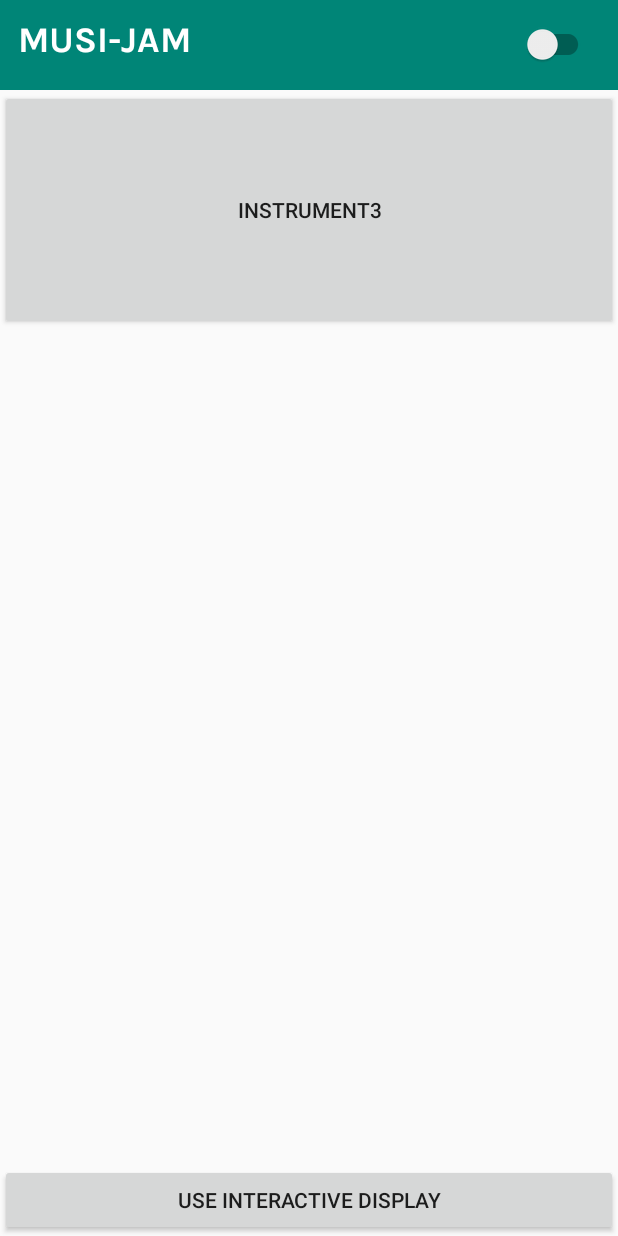
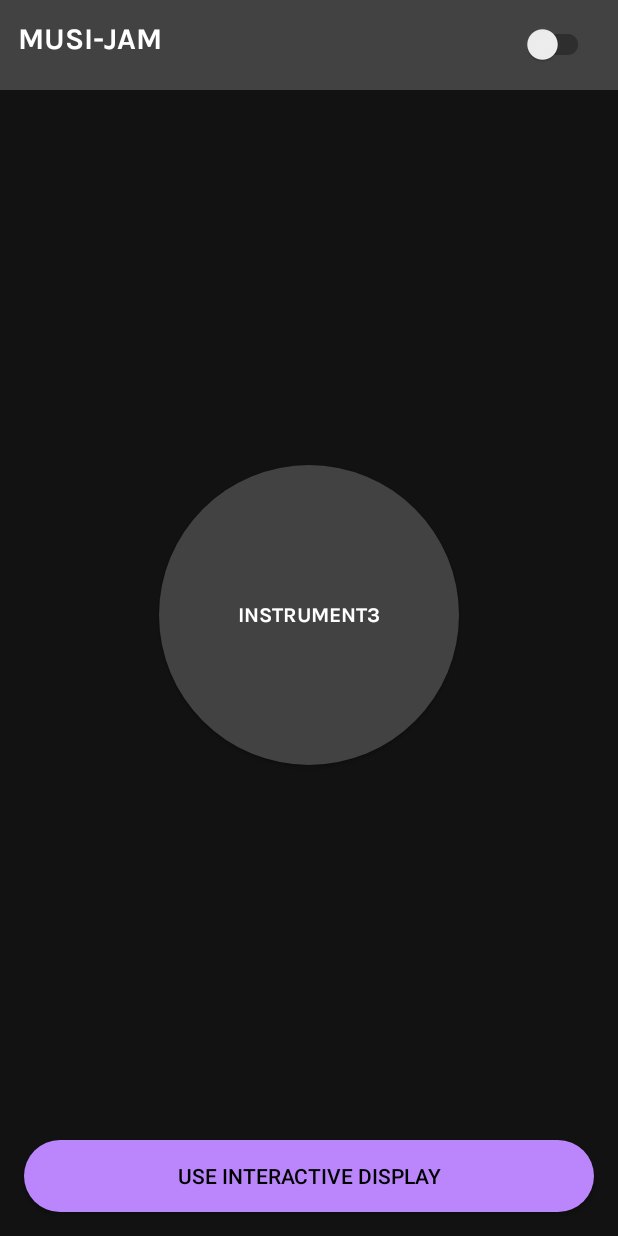
Before and after one commit to abhi99555/GestureSound, an Android app: the MainActivity screen opened directly, with no data from a screen before it, on a phone screen of 412 x 824 dp. Run offline under Robolectric (Android 15) with nearby library versions, the light colour scheme and no system bars; libraries missing offline, so code that uses them is left out: com.jjoe64.graphview, com.polyak.iconswitch; plain views replace IconSwitch; 3 statements that could not run were skipped.

Commit message:
Awesome UI

```diff
--- a/app/build.gradle
+++ b/app/build.gradle
@@ -28,5 +28,6 @@ dependencies {
     androidTestImplementation 'com.android.support.test.espresso:espresso-core:3.0.2'
     implementation 'com.jjoe64:graphview:4.2.2'
     implementation 'com.polyak:icon-switch:1.0.0'
+    implementation 'pl.droidsonroids.gif:android-gif-drawable:1.2.19'
 
 }
--- a/app/src/main/java/com/example/gesturesound/MainActivity.java
+++ b/app/src/main/java/com/example/gesturesound/MainActivity.java
@@ -39,6 +39,7 @@ public class MainActivity extends AppCompatActivity implements SensorEventListen
     private Button instrument3Button, instrument1Button, instrument2Button, interactiveSwitcher;
     private IconSwitch instrumentSwitch;
     private boolean interactive = false;
+
     @Override
     protected void onCreate(Bundle savedInstanceState) {
         super.onCreate(savedInstanceState);
@@ -56,16 +57,19 @@ public class MainActivity extends AppCompatActivity implements SensorEventListen
         interactiveSwitcher = findViewById(R.id.interactive_switcher);
         instrumentSwitch = findViewById(R.id.icon_switch);
 
+
         instrument1Button.setOnClickListener(new View.OnClickListener() {
             @Override
             public void onClick(View v) {
                 playInstrument1();
+                playingInstrument1 = false;
             }
         });
         instrument2Button.setOnClickListener(new View.OnClickListener() {
             @Override
             public void onClick(View v) {
                 playInstrument2();
+                playingInstrument2 = false;
             }
         });
 
@@ -83,7 +87,7 @@ public class MainActivity extends AppCompatActivity implements SensorEventListen
                     instrument1Button.setVisibility(View.GONE);
                     instrument2Button.setVisibility(View.GONE);
 
-                }else {
+                } else {
                     instrument1Button.setVisibility(View.VISIBLE);
                     instrument2Button.setVisibility(View.VISIBLE);
                 }
@@ -93,11 +97,10 @@ public class MainActivity extends AppCompatActivity implements SensorEventListen
         instrumentSwitch.setCheckedChangeListener(new IconSwitch.CheckedChangeListener() {
             @Override
             public void onCheckChanged(IconSwitch.Checked current) {
-                if(current == IconSwitch.Checked.LEFT) {
+                if (current == IconSwitch.Checked.LEFT) {
                     instrumentType = "GUITAR";
                     setInstruments();
-                }
-                else {
+                } else {
                     instrumentType = "DRUMS";
                     setInstruments();
                 }
@@ -126,7 +129,7 @@ public class MainActivity extends AppCompatActivity implements SensorEventListen
                         playingInstrument1 = false;
                     } else if (xAcceleration < -20) {
 //                        Log.d("TAG: ","SNARE x: "+xAcceleration+" z: "+zAcceleration);
-                        if(!interactive) playInstrument1();
+                        if (!interactive) playInstrument1();
                     }
 
                     if (playingInstrument2 && zAcceleration < 20) {
@@ -147,12 +150,12 @@ public class MainActivity extends AppCompatActivity implements SensorEventListen
     private void setInstruments() {
 
         //releasing any occupied resources
-        for (int i =0; i< instr1.size(); i++) {
+        for (int i = 0; i < instr1.size(); i++) {
             instr1.get(i).release();
             instr2.get(i).release();
             instr3.get(i).release();
         }
-        if (instrument1!= null) {
+        if (instrument1 != null) {
             instrument1.release();
             instrument2.release();
             instrument3.release();
@@ -186,7 +189,7 @@ public class MainActivity extends AppCompatActivity implements SensorEventListen
         }
 
         //initial playing, to prevent later loading issues
-        for (int i =0; i< INSTRUMENT_BUFFER_SIZE; i++) {
+        for (int i = 0; i < INSTRUMENT_BUFFER_SIZE; i++) {
             instr1.get(i).start();
             instr2.get(i).start();
             instr3.get(i).start();
@@ -211,7 +214,7 @@ public class MainActivity extends AppCompatActivity implements SensorEventListen
             playingInstrument2 = true;
             instr2.get(instr2Index).start();
             instr2Index = (instr2Index + 1) % INSTRUMENT_BUFFER_SIZE;
-            Log.d("TAG: ", "PLAYING HANGING" + (++instr2Count)+"INDEX "+instr2Index);
+            Log.d("TAG: ", "PLAYING HANGING" + (++instr2Count) + "INDEX " + instr2Index);
         }
     }
 
--- /dev/null
+++ b/app/src/main/res/drawable/circlular_button_large.xml
@@ -0,0 +1,6 @@
+<?xml version="1.0" encoding="utf-8"?>
+<shape xmlns:android="http://schemas.android.com/apk/res/android"
+    android:shape="rectangle">
+    <solid android:color="#424242"></solid>
+    <corners android:radius="100dp"/>
+</shape>
--- /dev/null
+++ b/app/src/main/res/drawable/circular_button_small.xml
@@ -0,0 +1,6 @@
+<?xml version="1.0" encoding="utf-8"?>
+<shape xmlns:android="http://schemas.android.com/apk/res/android"
+    android:shape="rectangle">
+    <solid android:color="@color/colorPrimary"></solid>
+    <corners android:radius="60dp"/>
+</shape>
--- /dev/null
+++ b/app/src/main/res/drawable/round_button_dark.xml
@@ -0,0 +1,9 @@
+<?xml version="1.0" encoding="utf-8"?>
+<shape xmlns:android="http://schemas.android.com/apk/res/android"
+    android:shape="rectangle">
+    <solid android:color="@color/colorAccent"></solid>
+    <corners android:bottomRightRadius="40dp"
+        android:bottomLeftRadius="40dp"
+        android:topRightRadius="40dp"
+        android:topLeftRadius="40dp"/>
+</shape>
--- a/app/src/main/res/layout/activity_launch.xml
+++ b/app/src/main/res/layout/activity_launch.xml
@@ -3,13 +3,14 @@
     xmlns:tools="http://schemas.android.com/tools"
     android:layout_width="match_parent"
     android:layout_height="match_parent"
+    android:background="#000000"
     tools:context=".LaunchActivity">
 
-    <ImageView
+    <pl.droidsonroids.gif.GifTextView
         android:layout_width="match_parent"
-        android:layout_height="match_parent"
-        android:background="@drawable/launch"
-        android:scaleType="centerCrop" />
+        android:layout_height="wrap_content"
+        android:background="@drawable/splash"
+        />
 
     <Button
         android:id="@+id/start"
@@ -17,9 +18,10 @@
         android:layout_height="wrap_content"
         android:layout_alignParentBottom="true"
         android:layout_marginStart="50dp"
+        android:fontFamily="@font/karlabold"
         android:layout_marginEnd="50dp"
         android:layout_marginBottom="150dp"
-        android:background="@drawable/round_button"
+        android:background="@drawable/round_button_dark"
         android:text="@string/start"
         android:textSize="25sp"
         android:textStyle="bold" />
--- a/app/src/main/res/layout/activity_main.xml
+++ b/app/src/main/res/layout/activity_main.xml
@@ -4,6 +4,7 @@
     xmlns:tools="http://schemas.android.com/tools"
     android:id="@+id/linearLayout"
     android:layout_width="match_parent"
+    android:background="#121212"
     android:layout_height="match_parent"
     tools:context=".MainActivity">
 
@@ -25,11 +26,11 @@
             android:layout_alignParentBottom="true"
             android:layout_centerHorizontal="true"
             android:layout_marginStart="12dp"
-            android:layout_marginTop="12dp"
+            android:layout_marginTop="14dp"
             android:fontFamily="@font/karlabold"
             android:text="MUSI-JAM"
             android:textColor="@android:color/white"
-            android:textSize="24sp"></TextView>
+            android:textSize="20sp"></TextView>
 
         <com.polyak.iconswitch.IconSwitch
             android:id="@+id/icon_switch"
@@ -40,6 +41,7 @@
             android:layout_alignParentBottom="false"
             android:layout_marginTop="16dp"
             android:layout_marginEnd="16dp"
+
             app:isw_default_selection="right"
             app:isw_icon_left="@drawable/ic_guitar"
             app:isw_icon_right="@drawable/ic_drum_set_cartoon_variant" />
@@ -47,42 +49,54 @@
 
     <Button
         android:id="@+id/instrument3"
-        android:layout_width="0dp"
-        android:layout_height="160dp"
+        android:layout_width="200dp"
+        android:layout_height="200dp"
+        android:layout_margin="8dp"
+        android:background="@drawable/circlular_button_large"
+        android:fontFamily="@font/karlabold"
         android:text="Instrument3"
+        android:textColor="@android:color/white"
+        app:layout_constraintBottom_toTopOf="@+id/interactive_switcher"
         app:layout_constraintEnd_toEndOf="parent"
         app:layout_constraintStart_toStartOf="parent"
         app:layout_constraintTop_toBottomOf="@+id/relativeLayout" />
 
-    <LinearLayout
-        android:layout_width="match_parent"
-        android:layout_height="wrap_content"
-        app:layout_constraintTop_toBottomOf="@+id/instrument3">
 
     <Button
         android:id="@+id/instrument1"
-            android:layout_width="0dp"
+        android:layout_width="120dp"
+        android:layout_height="120dp"
+        android:layout_marginStart="48dp"
+        android:layout_marginBottom="-16dp"
+        android:background="@drawable/circular_button_small"
+        android:fontFamily="@font/karlabold"
+        android:text="Instrument"
+        android:textColor="@android:color/white"
         android:visibility="gone"
-            android:layout_height="100dp"
-            android:layout_weight="1"
-            android:text="Instrument"
-            app:layout_constraintStart_toStartOf="parent"
-            app:layout_constraintTop_toBottomOf="@+id/instrument3" />
+        app:layout_constraintBottom_toTopOf="@+id/instrument3"
+        app:layout_constraintStart_toStartOf="parent" />
 
     <Button
         android:id="@+id/instrument2"
-            android:layout_width="0dp"
+        android:layout_width="120dp"
+        android:layout_height="120dp"
+        android:layout_gravity="end"
+        android:layout_marginEnd="48dp"
+        android:layout_marginBottom="-16dp"
+        android:background="@drawable/circular_button_small"
+        android:fontFamily="@font/karlabold"
+        android:text="Instrument2"
+        android:textColor="@android:color/white"
         android:visibility="gone"
-            android:layout_height="100dp"
-            android:layout_weight="1"
-            android:text="Instrument2"
-            app:layout_constraintEnd_toEndOf="parent"
-            app:layout_constraintTop_toBottomOf="@+id/instrument3" />
+        app:layout_constraintBottom_toTopOf="@+id/instrument3"
+        app:layout_constraintEnd_toEndOf="parent" />
 
-    </LinearLayout>
 
     <Button
+        android:background="@drawable/round_button_dark"
+        android:textColor="@android:color/black"
         android:id="@+id/interactive_switcher"
+        android:layout_margin="16dp"
         android:layout_width="match_parent"
         android:text="Use Interactive Display"
         android:layout_height="wrap_content"
--- a/app/src/main/res/values/colors.xml
+++ b/app/src/main/res/values/colors.xml
@@ -1,6 +1,6 @@
 <?xml version="1.0" encoding="utf-8"?>
 <resources>
-    <color name="colorPrimary">#008577</color>
-    <color name="colorPrimaryDark">#00574B</color>
-    <color name="colorAccent">#D81B60</color>
+    <color name="colorPrimary">#424242</color>
+    <color name="colorPrimaryDark">#000000</color>
+    <color name="colorAccent">#BB86FC</color>
 </resources>
```
Lines whose indentation alone changed are shown as unchanged.
